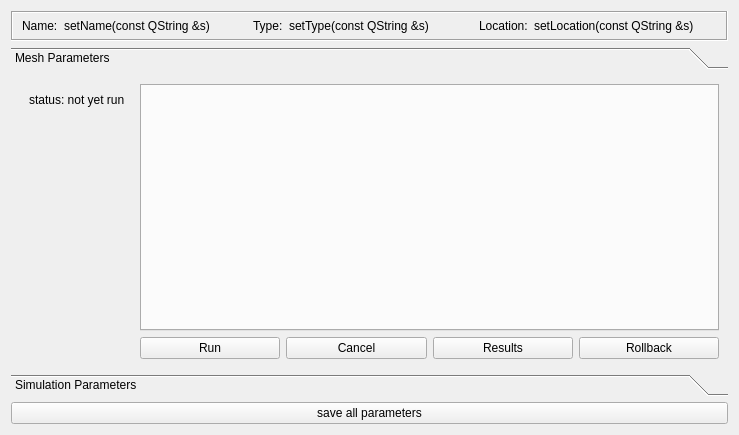
Before: the Qt Designer form cwe_guiWidgets/cwe_parameters.ui in NHERI-SimCenter/CWE-Simulation-Tool, drawn with Qt 5.
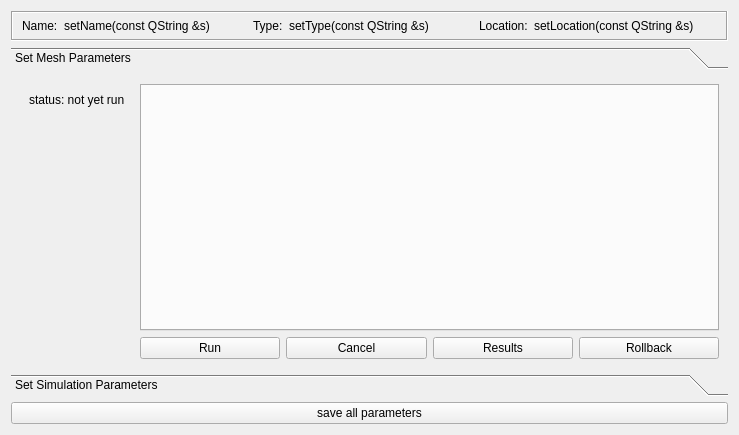
After: the same form once the commit is applied.

The edit to the form file:
```diff
--- a/cwe_guiWidgets/cwe_parameters.ui
+++ b/cwe_guiWidgets/cwe_parameters.ui
@@ -107,7 +107,7 @@
        </rect>
       </property>
       <attribute name="label">
-       <string>Mesh Parameters</string>
+       <string>Set Mesh Parameters</string>
       </attribute>
       <layout class="QVBoxLayout" name="verticalLayout_6">
        <item>
@@ -258,7 +258,7 @@
        </rect>
       </property>
       <attribute name="label">
-       <string>Simulation Parameters</string>
+       <string>Set Simulation Parameters</string>
       </attribute>
       <layout class="QVBoxLayout" name="verticalLayout_7">
        <item>
```
